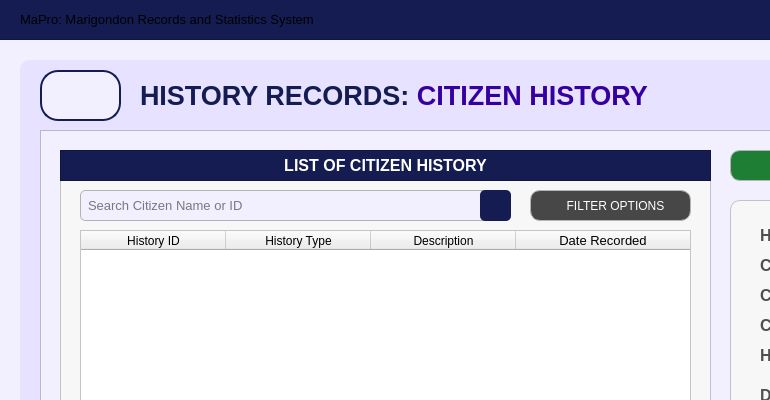
This is Resources/UIs/MainPages/HistoryRecordPages/citizen_history.ui in Yohhannn/Barangay-Records-Statistics-System as Qt 5 draws it before an edit; both pictures show x 0 to 770 and y 0 to 400 of the 1350 by 850 pixel window. The edited form follows.
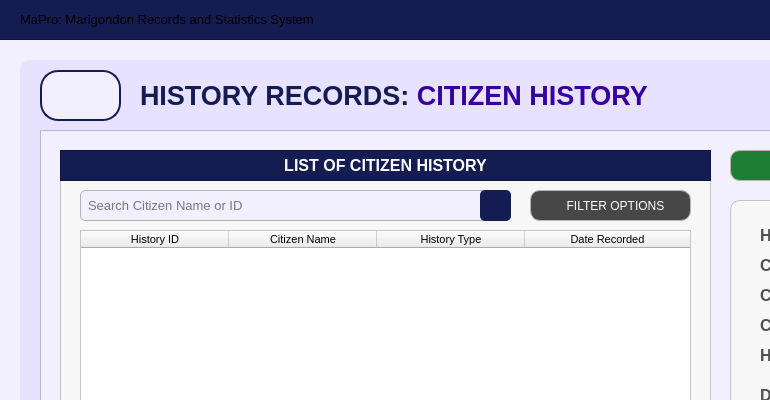
This is the edited form. Icons and pictures are not drawn.

The edit to the form file:
```diff
--- a/Resources/UIs/MainPages/HistoryRecordPages/citizen_history.ui
+++ b/Resources/UIs/MainPages/HistoryRecordPages/citizen_history.ui
@@ -391,7 +391,7 @@
        <bool>false</bool>
       </attribute>
       <attribute name="horizontalHeaderDefaultSectionSize">
-       <number>145</number>
+       <number>148</number>
       </attribute>
       <attribute name="horizontalHeaderShowSortIndicator" stdset="0">
        <bool>false</bool>
@@ -409,6 +409,25 @@
        <property name="font">
         <font>
          <family>Arial</family>
+         <pointsize>8</pointsize>
+        </font>
+       </property>
+       <property name="background">
+        <color>
+         <red>59</red>
+         <green>57</green>
+         <blue>100</blue>
+        </color>
+       </property>
+      </column>
+      <column>
+       <property name="text">
+        <string>Citizen Name</string>
+       </property>
+       <property name="font">
+        <font>
+         <family>Arial</family>
+         <pointsize>8</pointsize>
         </font>
        </property>
        <property name="background">
@@ -426,23 +445,7 @@
        <property name="font">
         <font>
          <family>Arial</family>
-        </font>
-       </property>
-       <property name="background">
-        <color>
-         <red>59</red>
-         <green>57</green>
-         <blue>100</blue>
-        </color>
-       </property>
-      </column>
-      <column>
-       <property name="text">
-        <string>Description</string>
-       </property>
-       <property name="font">
-        <font>
-         <family>Arial</family>
+         <pointsize>8</pointsize>
         </font>
        </property>
        <property name="background">
@@ -460,7 +463,7 @@
        <property name="font">
         <font>
          <family>Arial</family>
-         <pointsize>10</pointsize>
+         <pointsize>8</pointsize>
         </font>
        </property>
        <property name="background">
```
